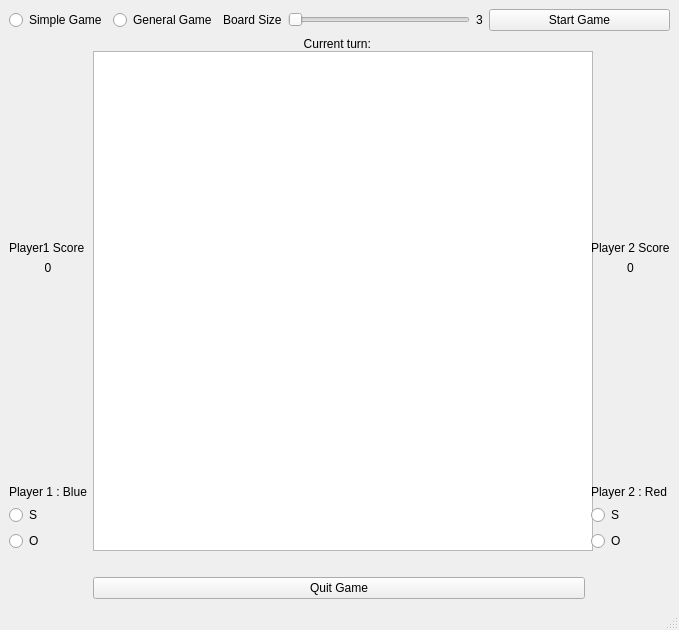
Before: the Qt Designer form sosgame.ui in tasn78/SOS-Game, drawn with Qt 5.
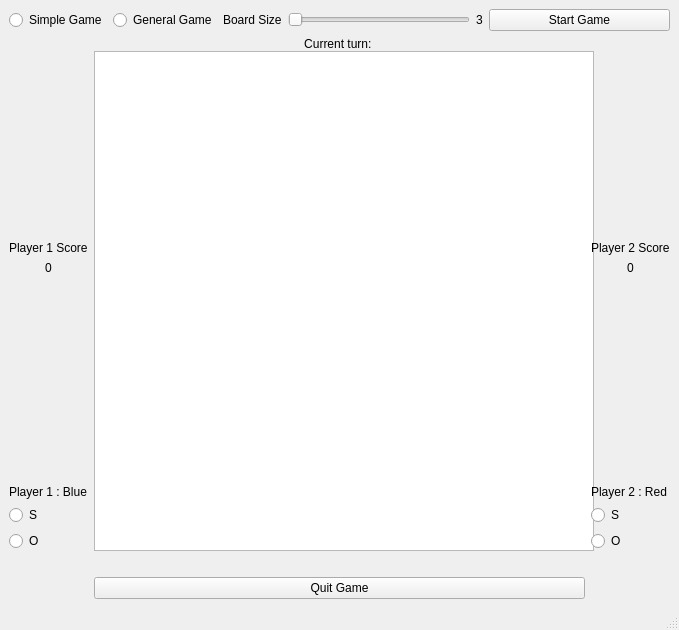
After: the same form once the commit is applied.

```diff
--- a/sosgame.ui
+++ b/sosgame.ui
@@ -60,7 +60,7 @@
       <item>
        <widget class="QLabel" name="player1ScoreLabel">
         <property name="text">
-         <string>Player1 Score</string>
+         <string>Player 1 Score</string>
         </property>
        </widget>
       </item>
```
Left out of the diff: 2 changed lines with no effect on the pictures.
